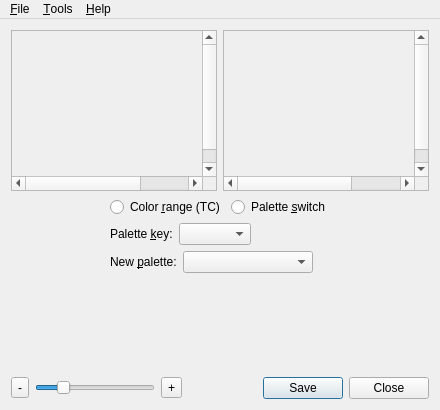
The window that mainwindow.ui (irydacea/wespal) describes before a commit, drawn with Qt 5.
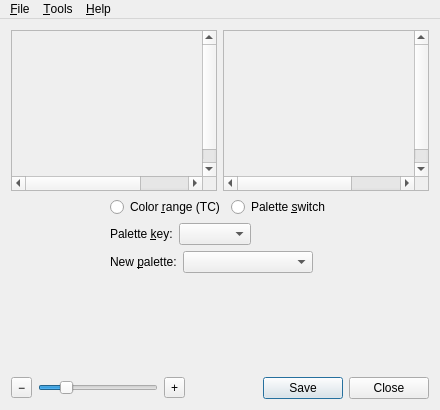
The same window after the commit. Icons and pictures are not drawn.

Commit message:
mainwindow: Address some stylistic and typographic concerns
 * Use an en-dash in the About dialog
 * Use a real minus for the Zoom Out button's label
 * Make better use of rich text in the About dialog
 * Provide the application icon for the About dialog

```diff
--- a/mainwindow.ui
+++ b/mainwindow.ui
@@ -315,7 +315,7 @@
          <string>Reduces the zoom level.</string>
         </property>
         <property name="text">
-         <string>-</string>
+         <string>−</string>
         </property>
        </widget>
       </item>
```
The commit also changes 1 other file.
